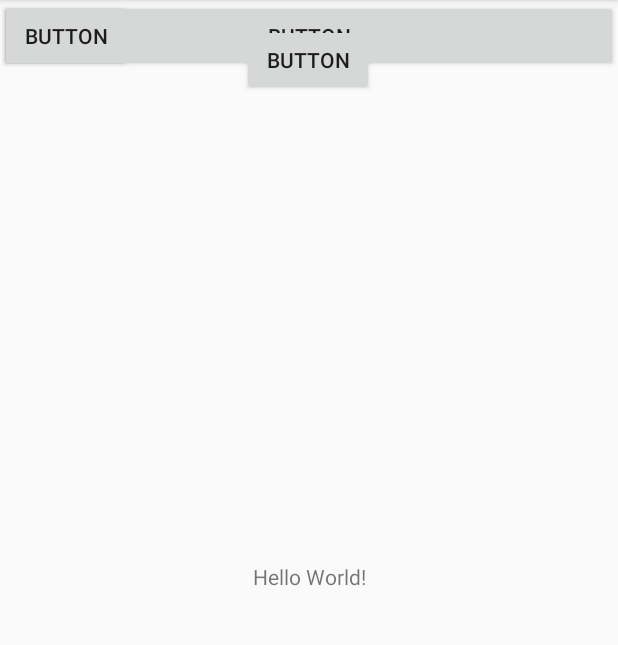
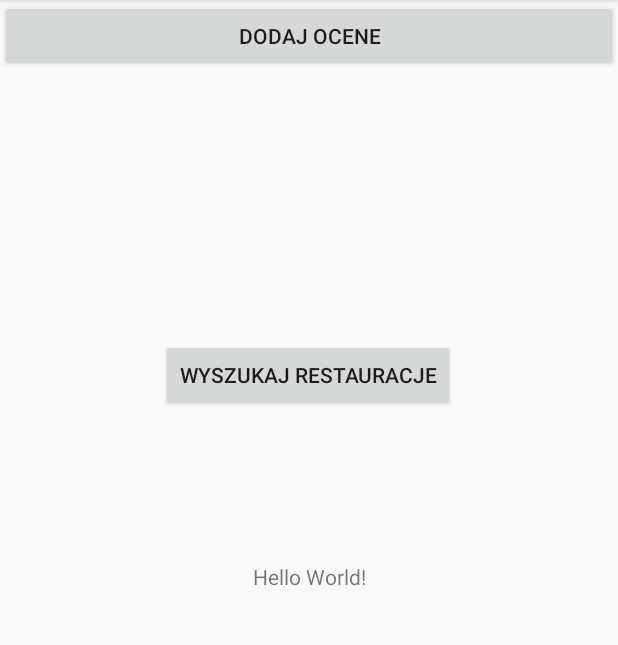
Before and after one commit to Bast14n/SzerMil, an Android app: the screen it shows after launch (MainActivity), on a phone screen of 412 x 824 dp, the part 84-729 px from its top. Run offline under Robolectric (Android 15) with nearby library versions, the phone set to English and light mode, and no system bars.

Commit message:
Fixes and code improvement after merge #2

```diff
--- a/app/src/main/java/com/example/szermil/MainActivity.java
+++ b/app/src/main/java/com/example/szermil/MainActivity.java
@@ -3,39 +3,32 @@ package com.example.szermil;
 import android.content.Intent;
 import android.os.Bundle;
 import android.support.v7.app.AppCompatActivity;
-import android.view.View;
 import android.widget.Button;
 
 import com.example.szermil.restaurant.mark.MarkActivity;
 import com.example.szermil.restaurant_search.RestaurantSearchActivity;
 
 public class MainActivity extends AppCompatActivity {
-    Button button;
 
     @Override
     protected void onCreate(Bundle savedInstanceState) {
         super.onCreate(savedInstanceState);
         setContentView(R.layout.activity_main);
-        Button restaurantsSearchButton = findViewById(R.id.restaurantsSearchButton);
-        restaurantsSearchButton.setOnClickListener(new View.OnClickListener() {
-            @Override
-            public void onClick(View v) {
-                Intent intent = new Intent(getApplicationContext(), RestaurantSearchActivity.class);
-                startActivity(intent);
-            }
+
+        setButtonListeners();
+    }
+
+    private void setButtonListeners() {
+        Button addRatingButton = findViewById(R.id.button);
+        addRatingButton.setOnClickListener(v -> {
+            Intent intent = new Intent(getApplicationContext(), MarkActivity.class);
+            startActivity(intent);
         });
 
-        changeActivity();
-    }
-
-    private void changeActivity() {
-        button = findViewById(R.id.button);
-        button.setOnClickListener(new View.OnClickListener() {
-            @Override
-            public void onClick(View v) {
-                Intent intent = new Intent(getApplicationContext(), MarkActivity.class);
-                startActivity(intent);
-            }
+        Button restaurantsSearchButton = findViewById(R.id.restaurantsSearchButton);
+        restaurantsSearchButton.setOnClickListener(v -> {
+            Intent intent = new Intent(getApplicationContext(), RestaurantSearchActivity.class);
+            startActivity(intent);
         });
     }
 }
--- a/app/src/main/res/layout/activity_main.xml
+++ b/app/src/main/res/layout/activity_main.xml
@@ -5,11 +5,12 @@
     android:layout_width="match_parent"
     android:layout_height="match_parent"
     tools:context=".MainActivity">
+
     <Button
+        android:id="@+id/button"
         android:layout_width="match_parent"
         android:layout_height="wrap_content"
-        android:text="Button"
-        android:id="@+id/button"
+        android:text="Dodaj ocene"
 
         />
 
@@ -30,19 +31,12 @@
         android:layout_marginTop="8dp"
         android:layout_marginEnd="8dp"
         android:layout_marginBottom="8dp"
-        android:text="Button"
+        android:text="Wyszukaj restauracje"
         app:layout_constraintBottom_toBottomOf="parent"
         app:layout_constraintEnd_toEndOf="parent"
         app:layout_constraintHorizontal_bias="0.498"
         app:layout_constraintStart_toStartOf="parent"
         app:layout_constraintTop_toTopOf="parent"
-        app:layout_constraintVertical_bias="0.011" />
+        app:layout_constraintVertical_bias="0.31" />
 
-    <Button
-        android:id="@+id/testButton"
-        android:layout_width="wrap_content"
-        android:layout_height="wrap_content"
-        android:text="Button"
-        tools:layout_editor_absoluteX="45dp"
-        tools:layout_editor_absoluteY="196dp" />
 </android.support.constraint.ConstraintLayout>
```
Also changed, not shown: app/src/main/AndroidManifest.xml (+2 -7 lines), app/src/main/java/com/example/szermil/restaurant/mark/MarkActivity.java (+15 -30 lines).
